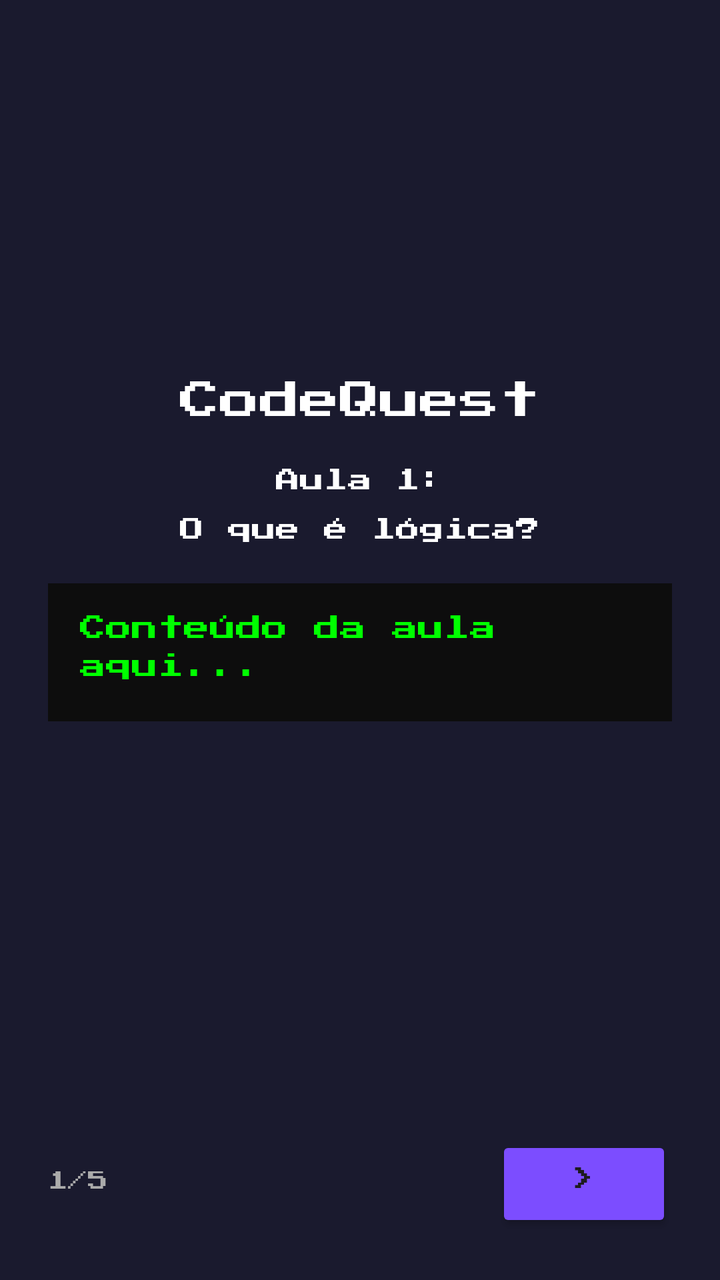
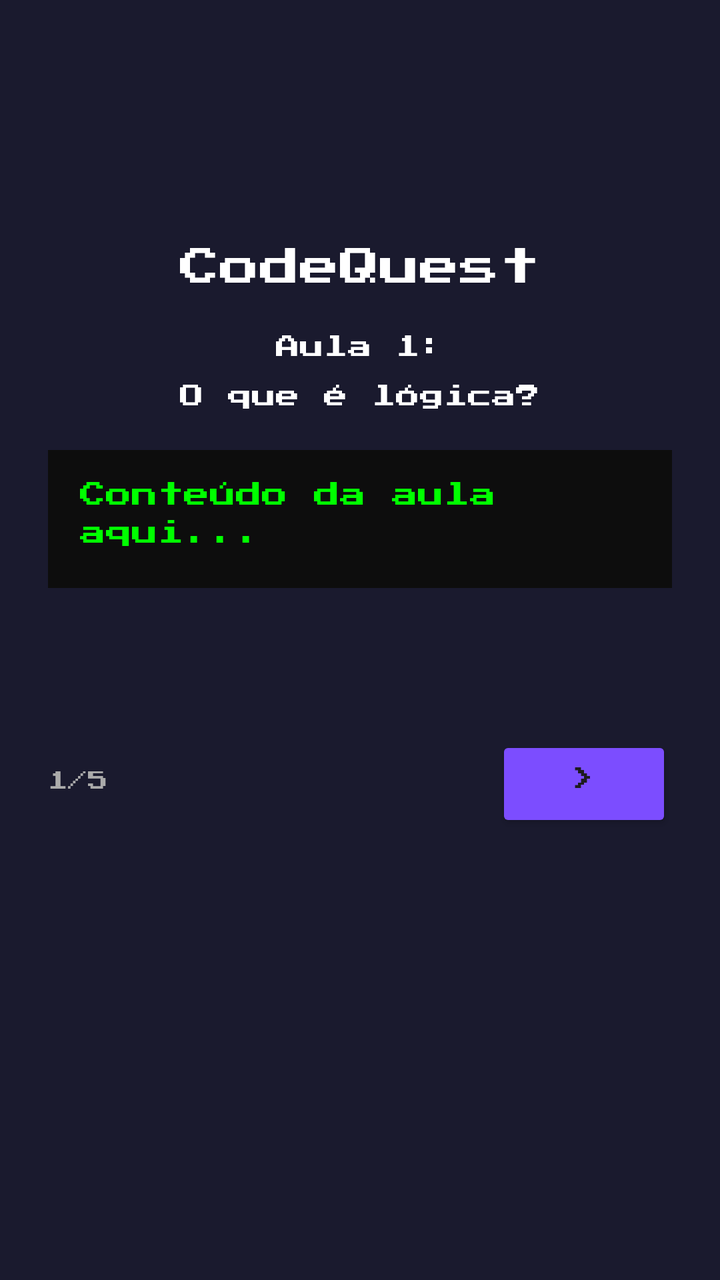

Compare the two renders of this Android layout. The source of the first and the diff that turns it into the second are given below.
<!-- AndroidManifest.xml: application theme Theme.CodeQuest -->
<!-- res/layout/activity_aula.xml -->
<?xml version="1.0" encoding="utf-8"?>
<LinearLayout xmlns:android="http://schemas.android.com/apk/res/android"
    android:layout_width="match_parent"
    android:layout_height="match_parent"
    android:orientation="vertical"
    android:padding="24dp"
    android:background="#1a1a2e">

    <TextView
        android:layout_width="wrap_content"
        android:layout_height="wrap_content"
        android:text="CodeQuest"
        android:textColor="#ffffff"
        android:textSize="20sp"
        android:fontFamily="@font/pressstart2p"
        android:layout_gravity="center"
        android:paddingTop="500px"
        android:layout_marginBottom="16dp"/>

    <TextView
        android:id="@+id/tvTituloAula"
        android:layout_width="wrap_content"
        android:layout_height="wrap_content"
        android:text="Aula 1:"
        android:textColor="#ffffff"
        android:textSize="12sp"
        android:fontFamily="@font/pressstart2p"
        android:layout_gravity="center"
        android:layout_marginBottom="8dp"/>

    <TextView
        android:id="@+id/tvSubtitulo"
        android:layout_width="wrap_content"
        android:layout_height="wrap_content"
        android:text="O que é lógica?"
        android:textColor="#ffffff"
        android:textSize="12sp"
        android:fontFamily="@font/pressstart2p"
        android:layout_gravity="center"
        android:layout_marginBottom="16dp"/>

    <ScrollView
        android:layout_width="match_parent"
        android:layout_height="0dp"
        android:layout_weight="1">

        <TextView
            android:id="@+id/tvConteudo"
            android:layout_width="match_parent"
            android:layout_height="wrap_content"
            android:text="Conteúdo da aula aqui..."
            android:textColor="#00ff00"
            android:textSize="13sp"
            android:fontFamily="@font/pressstart2p"
            android:padding="16dp"
            android:background="#0d0d0d"
            android:lineSpacingExtra="6dp"/>

    </ScrollView>

    <LinearLayout
        android:layout_width="match_parent"
        android:layout_height="wrap_content"
        android:orientation="horizontal"
        android:layout_marginTop="8dp">

        <TextView
            android:id="@+id/tvProgresso"
            android:layout_width="0dp"
            android:layout_height="wrap_content"
            android:layout_weight="1"
            android:text="1/5"
            android:textColor="#aaaaaa"
            android:fontFamily="@font/pressstart2p"
            android:textSize="10sp"/>

        <Button
            android:id="@+id/btnProximo"
            android:layout_width="wrap_content"
            android:layout_height="wrap_content"
            android:text=">"
            android:backgroundTint="#7c4dff"
            android:fontFamily="@font/pressstart2p"
            android:textSize="12sp"/>

    </LinearLayout>

</LinearLayout>
<!-- resources referenced by this layout -->
<resources>
  <style name="Theme.CodeQuest" parent="Base.Theme.CodeQuest" />
  <style name="Base.Theme.CodeQuest" parent="Theme.Material3.DayNight.NoActionBar">
          
          
      </style>
</resources>

<!-- the commit's change to res/layout/activity_aula.xml (unified diff, before → after) -->
@@ -14,7 +14,7 @@
         android:textSize="20sp"
         android:fontFamily="@font/pressstart2p"
         android:layout_gravity="center"
-        android:paddingTop="500px"
+        android:paddingTop="300px"
         android:layout_marginBottom="16dp"/>
 
     <TextView
@@ -61,27 +61,29 @@
     <LinearLayout
         android:layout_width="match_parent"
         android:layout_height="wrap_content"
+        android:layout_marginTop="8dp"
         android:orientation="horizontal"
-        android:layout_marginTop="8dp">
+        android:paddingBottom="200dp" >
+
 
         <TextView
             android:id="@+id/tvProgresso"
             android:layout_width="0dp"
             android:layout_height="wrap_content"
             android:layout_weight="1"
+            android:fontFamily="@font/pressstart2p"
             android:text="1/5"
             android:textColor="#aaaaaa"
-            android:fontFamily="@font/pressstart2p"
-            android:textSize="10sp"/>
+            android:textSize="10sp" />
 
         <Button
             android:id="@+id/btnProximo"
             android:layout_width="wrap_content"
             android:layout_height="wrap_content"
             android:text=">"
-            android:backgroundTint="#7c4dff"
-            android:fontFamily="@font/pressstart2p"
-            android:textSize="12sp"/>
+        android:backgroundTint="#7c4dff"
+        android:fontFamily="@font/pressstart2p"
+        android:textSize="12sp" />
 
     </LinearLayout>
 
